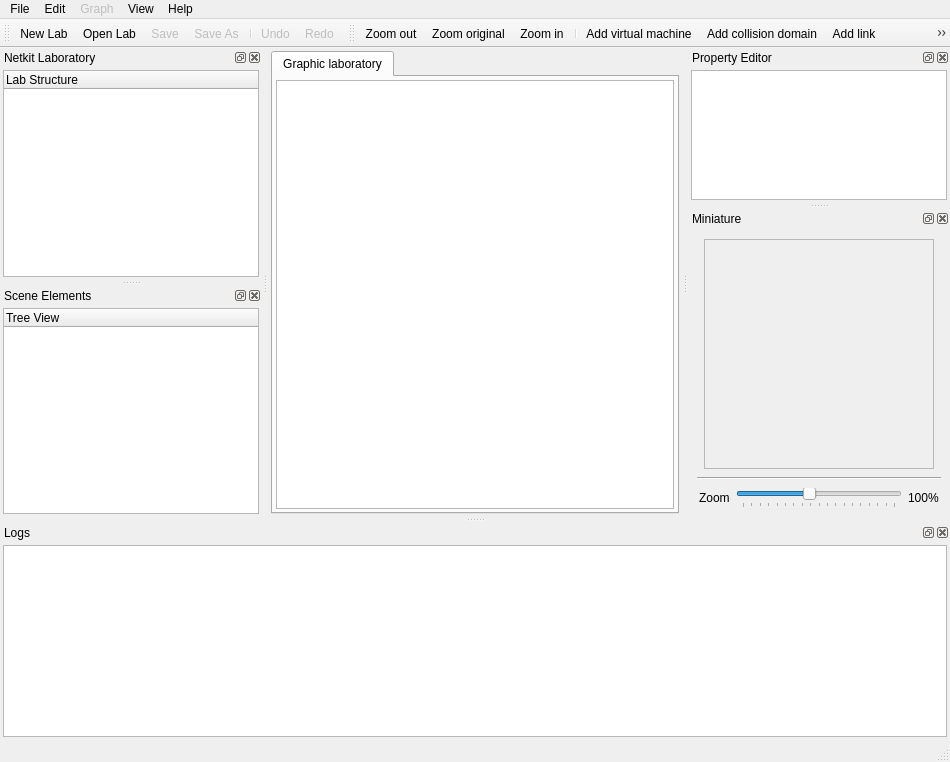
Old version of the form ui/main.ui in the repository slux83/visual-netkit.
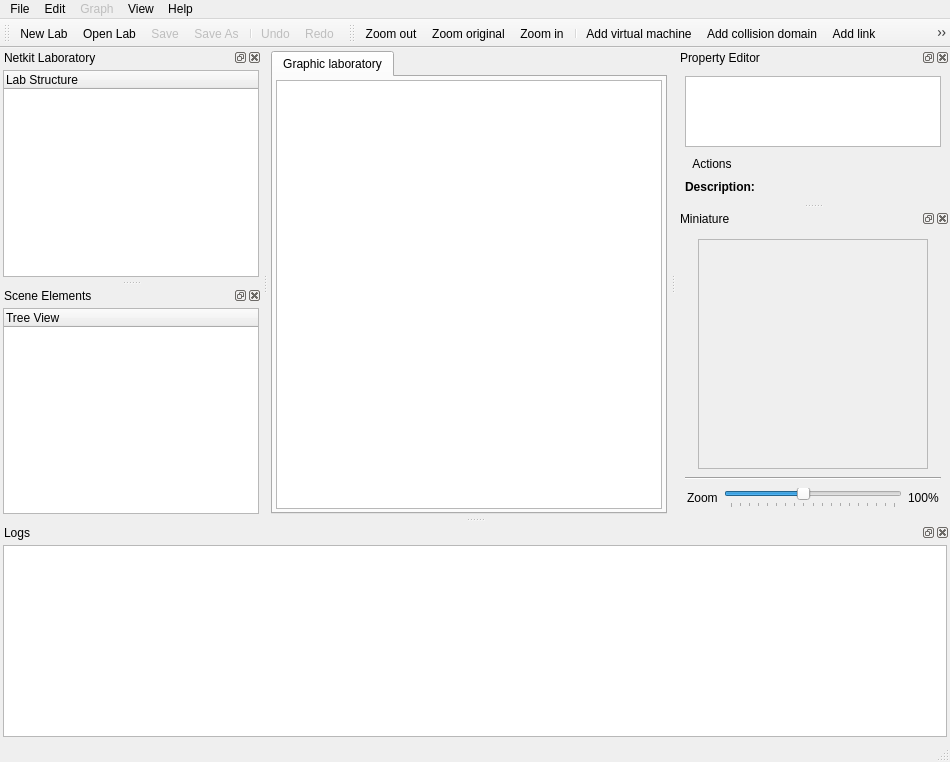
New version of the form. Icons and pictures are not drawn. Custom widgets are drawn as their Qt base class.

Commit message: Property editor (main gui) works fine! :)

What changed in the file:
```diff
--- a/ui/main.ui
+++ b/ui/main.ui
@@ -233,10 +233,7 @@
     <number>2</number>
    </attribute>
    <widget class="QWidget" name="dockWidgetContents_4" >
-    <layout class="QVBoxLayout" >
-     <property name="margin" >
-      <number>3</number>
-     </property>
+    <layout class="QVBoxLayout" name="verticalLayout" >
      <item>
       <widget class="QTreeView" name="propertiesTreeView" >
        <property name="alternatingRowColors" >
@@ -244,6 +241,65 @@
        </property>
       </widget>
      </item>
+     <item>
+      <widget class="QToolButton" name="actionsToolButton" >
+       <property name="text" >
+        <string>Actions</string>
+       </property>
+       <property name="icon" >
+        <iconset resource="../resources/VisualNetkit.qrc" >
+         <normaloff>:/menu/configure</normaloff>:/menu/configure</iconset>
+       </property>
+       <property name="shortcut" >
+        <string>Ctrl+A</string>
+       </property>
+       <property name="popupMode" >
+        <enum>QToolButton::InstantPopup</enum>
+       </property>
+       <property name="toolButtonStyle" >
+        <enum>Qt::ToolButtonTextBesideIcon</enum>
+       </property>
+       <property name="autoRaise" >
+        <bool>true</bool>
+       </property>
+      </widget>
+     </item>
+     <item>
+      <layout class="QHBoxLayout" name="horizontalLayout" >
+       <item>
+        <widget class="QLabel" name="label_2" >
+         <property name="sizePolicy" >
+          <sizepolicy vsizetype="Preferred" hsizetype="Maximum" >
+           <horstretch>0</horstretch>
+           <verstretch>0</verstretch>
+          </sizepolicy>
+         </property>
+         <property name="font" >
+          <font>
+           <weight>75</weight>
+           <bold>true</bold>
+          </font>
+         </property>
+         <property name="text" >
+          <string>Description:</string>
+         </property>
+         <property name="alignment" >
+          <set>Qt::AlignLeading|Qt::AlignLeft|Qt::AlignTop</set>
+         </property>
+        </widget>
+       </item>
+       <item>
+        <widget class="QLabel" name="descriptionLabel" >
+         <property name="text" >
+          <string/>
+         </property>
+         <property name="wordWrap" >
+          <bool>true</bool>
+         </property>
+        </widget>
+       </item>
+      </layout>
+     </item>
     </layout>
    </widget>
   </widget>
```
Left out of the diff: 6 changed lines with no effect on the pictures. The commit also changes 4 other files.
